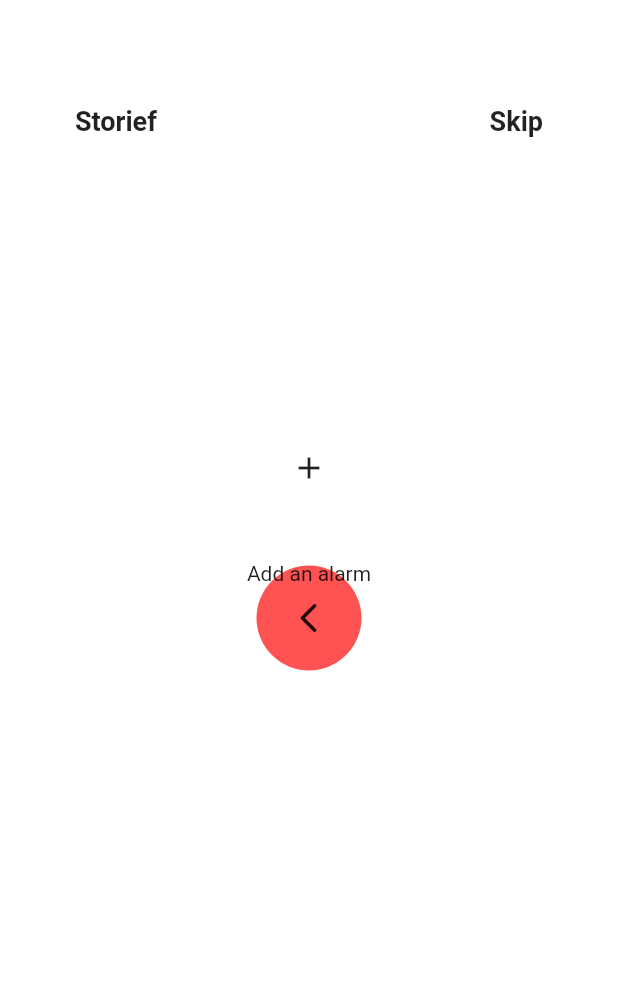
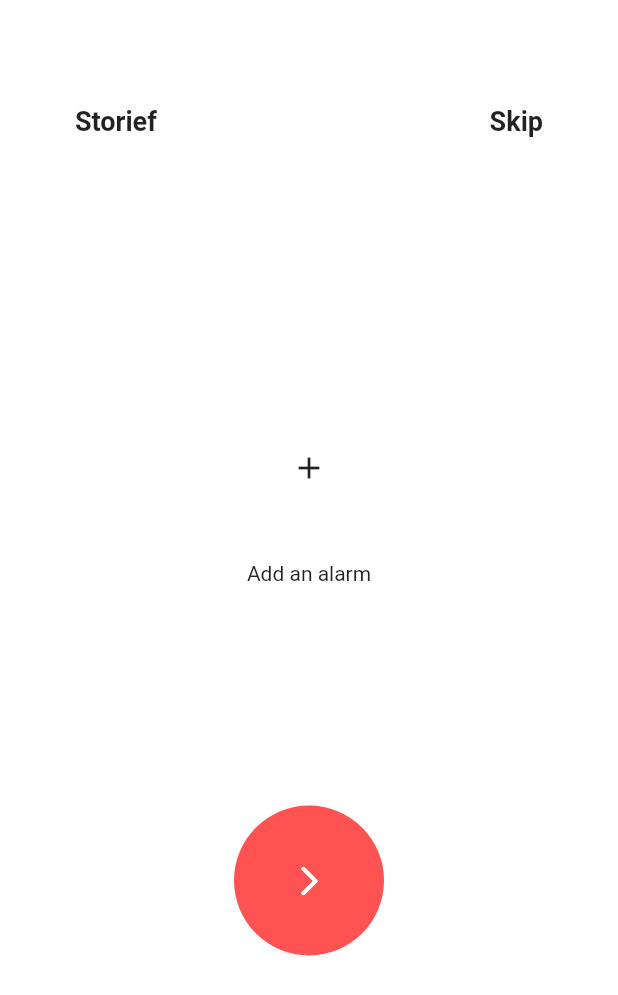
Before and after one commit to darkCavalier11/custom-onboarding-page, a Flutter app: the screen it shows after launch, on a phone screen of 412 x 824 dp. Shown: the top 995 px of the screen. Run offline on Flutter 3.47's test engine with Material 2 defaults, Android fonts, the phone set to English and light mode, and no system bars.

Commit message:
added variable button size

```diff
--- a/lib/colors.dart
+++ b/lib/colors.dart
@@ -1,8 +1,2 @@
 
 import 'package:flutter/material.dart';
-
-final List<Color> _colors = [
-    Color(0xffffbfdf),
-    Color(0xff0145D0),
-    Colors.white
-  ];
--- a/lib/main.dart
+++ b/lib/main.dart
@@ -26,6 +26,7 @@ class MyHome extends StatefulWidget {
 }
 
 class _MyHomeState extends State<MyHome> with TickerProviderStateMixin {
+  final double _buttonHeight = 100;
   late final AnimationController _buttonForwardAnimationController;
   late final AnimationController _buttonReverseAnimationController;
 
@@ -41,10 +42,10 @@ class _MyHomeState extends State<MyHome> with TickerProviderStateMixin {
   Color _buttonColor = Colors.redAccent;
   bool _isAnimatingReverse = false;
 
-  List<Color> _colors = [
-    Colors.white,
-    Colors.redAccent,
-    Colors.deepPurpleAccent
+  final List<Color> _colors = [
+    Color(0xffffbfdf),
+    Color(0xff0145D0),
+    Colors.white
   ];
   int _colorIndex = 0;
 
@@ -59,7 +60,8 @@ class _MyHomeState extends State<MyHome> with TickerProviderStateMixin {
       vsync: this,
       duration: Duration(milliseconds: 500),
     );
-    _buttonAnimationForward = Tween<double>(begin: 70, end: 40000).animate(
+    _buttonAnimationForward =
+        Tween<double>(begin: _buttonHeight, end: 40000).animate(
       CurvedAnimation(
         parent: _buttonForwardAnimationController,
         curve: Cubic(1, 0, 1, 0),
@@ -69,7 +71,8 @@ class _MyHomeState extends State<MyHome> with TickerProviderStateMixin {
               setState(() {});
             },
           );
-    _buttonAnimationReverse = Tween<double>(begin: 40000, end: 70).animate(
+    _buttonAnimationReverse =
+        Tween<double>(begin: 40000, end: _buttonHeight).animate(
       CurvedAnimation(
         parent: _buttonReverseAnimationController,
         curve: Cubic(0, 1, 0, 1),
@@ -117,12 +120,12 @@ class _MyHomeState extends State<MyHome> with TickerProviderStateMixin {
 
   @override
   Widget build(BuildContext context) {
-    _fromLeft = MediaQuery.of(context).size.width / 2 - 35;
+    _fromLeft = MediaQuery.of(context).size.width / 2 - _buttonHeight / 2;
     _fromRight = _buttonReverseAnimationController.value >= 0.5
         ? MediaQuery.of(context).size.width / 2 -
-            140 * _buttonReverseAnimationController.value +
-            105
-        : MediaQuery.of(context).size.width / 2 + 35;
+            2 * _buttonHeight * _buttonReverseAnimationController.value +
+            (3 * _buttonHeight) / 2
+        : MediaQuery.of(context).size.width / 2 + _buttonHeight / 2;
     return Scaffold(
       body: Container(
         color: _backgroundColor,
@@ -140,7 +143,10 @@ class _MyHomeState extends State<MyHome> with TickerProviderStateMixin {
                   _buttonReverseAnimationController
                       .addStatusListener(_reverseListener);
                 },
-                child: Container(
+                child: Column(
+                  children: [
+                    const SizedBox(height: 350),
+                    Container(
                       height: _buttonReverseAnimationController.isAnimating ||
                               _buttonForwardAnimationController.isCompleted
                           ? _buttonAnimationReverse.value
@@ -154,8 +160,13 @@ class _MyHomeState extends State<MyHome> with TickerProviderStateMixin {
                         color: _buttonColor,
                       ),
                       child: Center(
-                    child: Icon(Icons.arrow_back_ios_rounded),
+                        child: Icon(
+                          Icons.arrow_forward_ios_rounded,
+                          color: _backgroundColor,
                         ),
+                      ),
+                    ),
+                  ],
                 ),
               ),
             ),
```
Lines whose indentation alone changed are shown as unchanged.
